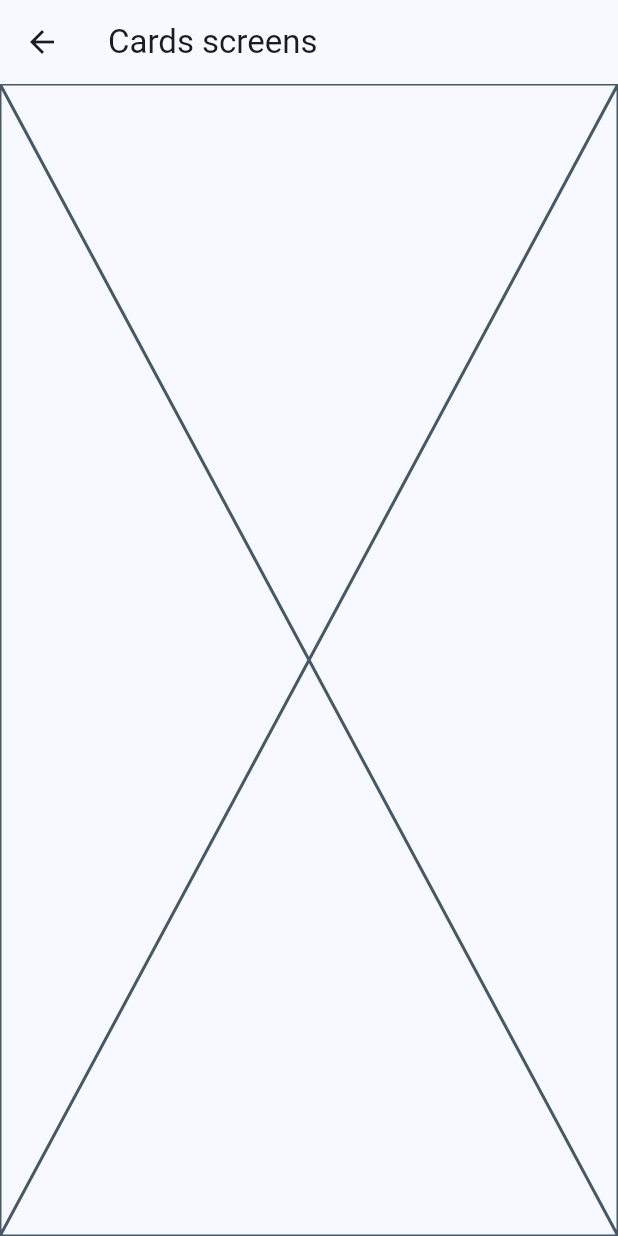
After one commit to matiasbaez/flutter-widgets, a Flutter app: the CardsScreen screen opened by its route, on a phone screen of 412 x 824 dp. The commit adds this screen. Run offline on Flutter 3.47's test engine with Material 3 defaults, Android fonts, the phone set to English and light mode, and no system bars; our stand-ins replace go_router.

Commit message:
Implement go_router

```diff
--- /dev/null
+++ b/lib/config/router/app_router.dart
@@ -0,0 +1,32 @@
+
+import 'package:flutter/material.dart';
+import 'package:go_router/go_router.dart';
+
+import 'package:widgets_app/presentation/screens/screens.dart';
+
+/// The route configuration.
+final GoRouter appRouter = GoRouter(
+  initialLocation: '/',
+  routes: <RouteBase>[
+    GoRoute(
+      path: '/',
+      name: HomeScreen.name,
+      builder: (BuildContext context, GoRouterState state) => const HomeScreen(),
+      routes: <RouteBase>[
+
+        GoRoute(
+          path: 'buttons',
+          name: ButtonsScreen.name,
+          builder: (BuildContext context, GoRouterState state) => const ButtonsScreen(),
+        ),
+
+        GoRoute(
+          path: 'cards',
+          name: CardsScreen.name,
+          builder: (BuildContext context, GoRouterState state) => const CardsScreen(),
+        ),
+
+      ],
+    ),
+  ],
+);
--- a/lib/main.dart
+++ b/lib/main.dart
@@ -1,7 +1,7 @@
 import 'package:flutter/material.dart';
 
-import 'package:widgets_app/presentation/screens/screens.dart';
 import 'package:widgets_app/config/config.dart';
+import 'package:widgets_app/config/router/app_router.dart';
 
 void main() {
   runApp(const MainApp());
@@ -12,10 +12,10 @@ class MainApp extends StatelessWidget {
 
   @override
   Widget build(BuildContext context) {
-    return MaterialApp(
+    return MaterialApp.router(
       debugShowCheckedModeBanner: false,
       theme: AppTheme().getTheme(),
-      home: const HomeScreen(),
+      routerConfig: appRouter,
     );
   }
 }
--- a/lib/presentation/presentation.dart
+++ b/lib/presentation/presentation.dart
@@ -1,2 +1,2 @@
 
-export 'package:widgets_app/presentation/screens/home_screen.dart';
+export 'package:widgets_app/presentation/screens/home/home_screen.dart';
--- /dev/null
+++ b/lib/presentation/screens/cards/cards_screen.dart
@@ -0,0 +1,19 @@
+
+import 'package:flutter/material.dart';
+
+class CardsScreen extends StatelessWidget {
+
+  static const String name = 'cards_screen';
+
+  const CardsScreen({super.key});
+
+  @override
+  Widget build(BuildContext context) {
+    return Scaffold(
+      appBar: AppBar(
+        title: const Text('Cards screens'),
+      ),
+      body: const Placeholder(),
+    );
+  }
+}
--- a/lib/presentation/screens/screens.dart
+++ b/lib/presentation/screens/screens.dart
@@ -1,2 +1,4 @@
 
-export 'package:widgets_app/presentation/screens/home_screen.dart';
+export 'package:widgets_app/presentation/screens/buttons/buttons_screen.dart';
+export 'package:widgets_app/presentation/screens/cards/cards_screen.dart';
+export 'package:widgets_app/presentation/screens/home/home_screen.dart';
--- a/pubspec.yaml
+++ b/pubspec.yaml
@@ -9,11 +9,12 @@ environment:
 dependencies:
   flutter:
     sdk: flutter
+  go_router: ^12.1.1
 
 dev_dependencies:
+  flutter_lints: ^2.0.0
   flutter_test:
     sdk: flutter
-  flutter_lints: ^2.0.0
 
 flutter:
   uses-material-design: true
```
Also changed, not shown: lib/presentation/screens/buttons/buttons_screen.dart (added, +19 -0 lines), lib/presentation/screens/home/home_screen.dart (renamed from lib/presentation/screens/home_screen.dart, +9 -1 lines), pubspec.lock.
